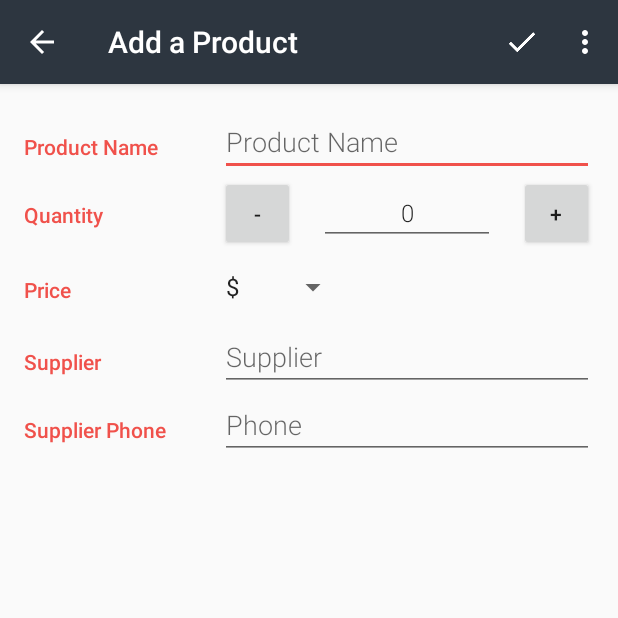
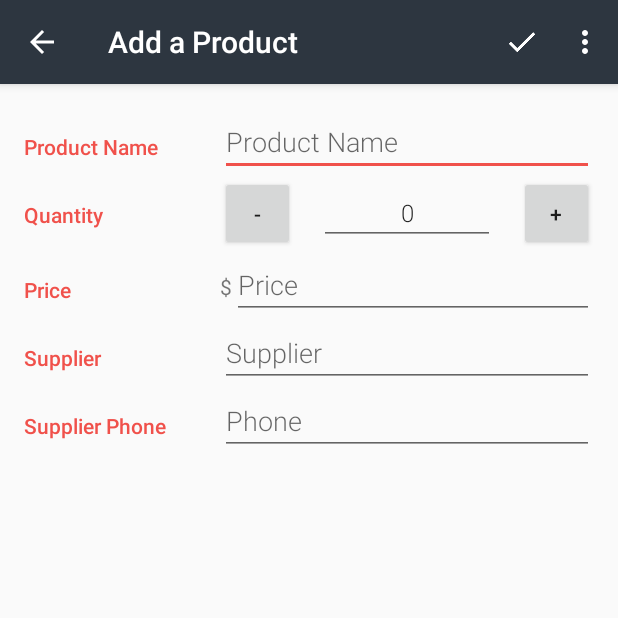
Before and after one commit to hjtse/Android-2.8InventoryApp, an Android app: the EditorActivity screen opened directly, with no data from a screen before it, on a phone screen of 412 x 824 dp, the top half of it. Run offline under Robolectric (Android 15) with nearby library versions, the phone set to English and light mode, and no system bars.

Commit message:
fixed validation crashes, changed price to numberic from spinner

```diff
--- a/app/src/main/java/com/example/android/inventory/CatalogActivity.java
+++ b/app/src/main/java/com/example/android/inventory/CatalogActivity.java
@@ -88,7 +88,7 @@ public class CatalogActivity extends AppCompatActivity implements LoaderManager.
         ContentValues values = new ContentValues();
         values.put(InventoryContract.InventoryEntry.COLUMN_PRODUCT_NAME, "PRODUCT");
         values.put(InventoryContract.InventoryEntry.COLUMN_QUANTITY, "123");
-        values.put(InventoryContract.InventoryEntry.COLUMN_PRICE, InventoryContract.InventoryEntry.PRICE_CHEAP);
+        values.put(InventoryContract.InventoryEntry.COLUMN_PRICE, "99");
         values.put(InventoryContract.InventoryEntry.COLUMN_SUPPLIER_NAME, "SUPPLIER");
         values.put(InventoryContract.InventoryEntry.COLUMN_SUPPLIER_PHONE, 1234567890);
 
--- a/app/src/main/java/com/example/android/inventory/EditorActivity.java
+++ b/app/src/main/java/com/example/android/inventory/EditorActivity.java
@@ -50,18 +50,10 @@ public class EditorActivity extends AppCompatActivity implements LoaderManager.L
     private EditText mQuantityEditText;
     private EditText mSupplierEditText;
     private EditText mPhoneEditText;
-    private Spinner mPriceSpinner;
+    private EditText mPriceEditText;
     private Button mIncrementQtyBtn;
     private Button mDecrementQtyBtn;
     private int item_qty = 0;
-
-
-    /**
-     * Price of the product. The possible valid values are in the InventoryContract.java file:
-     * {@link InventoryEntry#PRICE_FREE}, {@link InventoryEntry#PRICE_CHEAP}, or
-     * {@link InventoryEntry#PRICE_EXPENSIVE}.
-     */
-    private int mPrice = InventoryEntry.PRICE_FREE;
 
     /**
      * Boolean flag that keeps track of whether the inventory has been edited (true) or not (false)
@@ -115,7 +107,7 @@ public class EditorActivity extends AppCompatActivity implements LoaderManager.L
         mQuantityEditText = (EditText) findViewById(R.id.edit_product_quantity);
         mSupplierEditText = (EditText) findViewById(R.id.edit_supplier_name);
         mPhoneEditText = (EditText) findViewById(R.id.edit_supplier_phone);
-        mPriceSpinner = (Spinner) findViewById(R.id.spinner_price);
+        mPriceEditText = (EditText) findViewById(R.id.edit_price);
         mIncrementQtyBtn = (Button) findViewById(R.id.increment_qty_btn_id);
         mDecrementQtyBtn = (Button) findViewById(R.id.decrement_qty_btn_id);
 
@@ -123,11 +115,9 @@ public class EditorActivity extends AppCompatActivity implements LoaderManager.L
         mQuantityEditText.setOnTouchListener(mTouchListener);
         mSupplierEditText.setOnTouchListener(mTouchListener);
         mPhoneEditText.setOnTouchListener(mTouchListener);
-        mPriceSpinner.setOnTouchListener(mTouchListener);
+        mPriceEditText.setOnTouchListener(mTouchListener);
         mIncrementQtyBtn.setOnTouchListener(mTouchListener);
         mDecrementQtyBtn.setOnTouchListener(mTouchListener);
-
-        setupSpinner();
 
         mIncrementQtyBtn.setOnClickListener(new View.OnClickListener() {
             @Override
@@ -143,46 +133,6 @@ public class EditorActivity extends AppCompatActivity implements LoaderManager.L
             }
         });
     }
-
-    /**
-     * Setup the dropdown spinner that allows the user to select the price of the product.
-     */
-    private void setupSpinner() {
-        // Create adapter for spinner. The list options are from the String array it will use
-        // the spinner will use the default layout
-        ArrayAdapter priceSpinnerAdapter = ArrayAdapter.createFromResource(this,
-                R.array.array_price_options, android.R.layout.simple_spinner_item);
-
-        // Specify dropdown layout style - simple list view with 1 item per line
-        priceSpinnerAdapter.setDropDownViewResource(android.R.layout.simple_dropdown_item_1line);
-
-        // Apply the adapter to the spinner
-        mPriceSpinner.setAdapter(priceSpinnerAdapter);
-
-        // Set the integer mSelected to the constant values
-        mPriceSpinner.setOnItemSelectedListener(new AdapterView.OnItemSelectedListener() {
-            @Override
-            public void onItemSelected(AdapterView<?> parent, View view, int position, long id) {
-                String selection = (String) parent.getItemAtPosition(position);
-                if (!TextUtils.isEmpty(selection)) {
-                    if (selection.equals(getString(R.string.price_cheap))) {
-                        mPrice = InventoryEntry.PRICE_CHEAP; // Male
-                    } else if (selection.equals(getString(R.string.price_expensive))) {
-                        mPrice = InventoryContract.InventoryEntry.PRICE_EXPENSIVE; // Female
-                    } else {
-                        mPrice = InventoryEntry.PRICE_FREE; // Unknown
-                    }
-                }
-            }
-
-            // Because AdapterView is an abstract class, onNothingSelected must be defined
-            @Override
-            public void onNothingSelected(AdapterView<?> parent) {
-                mPrice = InventoryEntry.PRICE_FREE;
-            }
-        });
-    }
-
 
     private void mIncrementQty() {
 
@@ -213,6 +163,7 @@ public class EditorActivity extends AppCompatActivity implements LoaderManager.L
         String quantityString = mQuantityEditText.getText().toString().trim();
         String supplierString = mSupplierEditText.getText().toString().trim();
         String phoneString = mPhoneEditText.getText().toString().trim();
+        String priceString = mPriceEditText.getText().toString().trim();
 
         // Check if this is supposed to be a new inventory and check if all the fields in the editor are blank
         if (mCurrentInventoryUri == null &&
@@ -220,7 +171,7 @@ public class EditorActivity extends AppCompatActivity implements LoaderManager.L
                 TextUtils.isEmpty(quantityString) &&
                 TextUtils.isEmpty(supplierString) &&
                 TextUtils.isEmpty(phoneString) &&
-                mPrice == InventoryEntry.PRICE_FREE) {
+                TextUtils.isEmpty(priceString)) {
             // Since no fields were modified, we can return early without creating a new inventory.
             // No need to create ContentValues and no need to do any ContentProvider operations.
             return;
@@ -233,7 +184,7 @@ public class EditorActivity extends AppCompatActivity implements LoaderManager.L
         values.put(InventoryEntry.COLUMN_QUANTITY, quantityString);
         values.put(InventoryEntry.COLUMN_SUPPLIER_NAME, supplierString);
         values.put(InventoryEntry.COLUMN_SUPPLIER_PHONE, phoneString);
-        values.put(InventoryEntry.COLUMN_PRICE, mPrice);
+        values.put(InventoryEntry.COLUMN_PRICE, priceString);
 
         // Determine if this is a new or existing inventory by checking if mCurrentInventoryUri is null or not
         if (mCurrentInventoryUri == null) {
@@ -288,22 +239,16 @@ public class EditorActivity extends AppCompatActivity implements LoaderManager.L
             // Respond to a click on the "Save" menu option
             case R.id.action_save:
 
-
-                // Save product to database
-                saveProduct();
-                //exit activity
+                if (validateUserInputs()) {
+                    saveProduct();
+                    finish();
+                } else {
+                    validateUserInputs();
+                }
+                return true;
 
 
-                if (validateUserInputs()) {
-
-                    finish();
-                    return true;
-                } else {
-                    return false;
-                }
-
-
-                // Respond to a click on the "Delete" menu option
+            // Respond to a click on the "Delete" menu option
             case R.id.action_delete:
                 // Pop up confirmation dialog for deletion
                 showDeleteConfirmationDialog();
@@ -415,21 +360,8 @@ public class EditorActivity extends AppCompatActivity implements LoaderManager.L
             mQuantityEditText.setText(quantity);
             mSupplierEditText.setText(supplierName);
             mPhoneEditText.setText(Integer.toString(supplierNumber));
+            mPriceEditText.setText(Integer.toString(price));
 
-            // Gender is a dropdown spinner, so map the constant value from the database
-            // into one of the dropdown options (0 is Unknown, 1 is Male, 2 is Female).
-            // Then call setSelection() so that option is displayed on screen as the current selection.
-            switch (price) {
-                case InventoryEntry.PRICE_CHEAP:
-                    mPriceSpinner.setSelection(1);
-                    break;
-                case InventoryEntry.PRICE_EXPENSIVE:
-                    mPriceSpinner.setSelection(2);
-                    break;
-                default:
-                    mPriceSpinner.setSelection(0);
-                    break;
-            }
         }
     }
 
@@ -439,7 +371,7 @@ public class EditorActivity extends AppCompatActivity implements LoaderManager.L
         mProductEditText.setText("");
         mQuantityEditText.setText("");
         mSupplierEditText.setText("");
-        mPriceSpinner.setSelection(0); // Select "Unknown" gender
+        mPriceEditText.setText("");
         mPhoneEditText.setText("");
     }
 
@@ -575,6 +507,9 @@ public class EditorActivity extends AppCompatActivity implements LoaderManager.L
         } else if (mQuantityEditText.getText().toString().length() == 0) {
             Toast.makeText(this, getString(R.string.validation_error_quantity), Toast.LENGTH_SHORT).show();
             return false;
+        } else if (mPriceEditText.getText().toString().length() == 0) {
+            Toast.makeText(this, getString(R.string.validation_error_price), Toast.LENGTH_SHORT).show();
+            return false;
         } else if (mSupplierEditText.getText().toString().trim().length() == 0) {
             Toast.makeText(this, getString(R.string.validation_error_supplier), Toast.LENGTH_SHORT).show();
             return false;
--- a/app/src/main/java/com/example/android/inventory/InventoryCursorAdapter.java
+++ b/app/src/main/java/com/example/android/inventory/InventoryCursorAdapter.java
@@ -71,11 +71,6 @@ public class InventoryCursorAdapter extends CursorAdapter {
         int quantityColumnIndex = cursor.getInt(cursor.getColumnIndexOrThrow(InventoryContract.InventoryEntry.COLUMN_QUANTITY));
         int priceColumnIndex = cursor.getInt(cursor.getColumnIndexOrThrow(InventoryContract.InventoryEntry.COLUMN_PRICE));
 
-        // Read the inventory attributes from the Cursor for the current inventory
-//        String productName = cursor.getString(nameColumnIndex);
-//        String productQuantity = cursor.getString(quantityColumnIndex);
-//        String productPrice = cursor.getString(priceColumnIndex);
-
         // Update the TextViews with the attributes for the current inventory
         nameTextView.setText(nameColumnIndex);
         quantityTextView.setText(Integer.toString(quantityColumnIndex));
--- a/app/src/main/res/layout/activity_editor.xml
+++ b/app/src/main/res/layout/activity_editor.xml
@@ -93,10 +93,10 @@
                 android:layout_marginRight="16dp"
                 android:layout_weight="1"
                 android:hint="@string/hint_product_quantity"
+                android:inputType="number"
+                android:maxLength="4"
                 android:text="0"
-                android:inputType="number"
                 android:textAlignment="center"
-                android:maxLength="4"
                 android:textSize="16sp" />
 
 
@@ -128,16 +128,24 @@
             android:layout_width="0dp"
             android:layout_height="wrap_content"
             android:layout_weight="2"
-            android:orientation="vertical">
+            android:orientation="horizontal"
+            android:paddingLeft="4dp">
 
 
-            <!-- Price drop-down spinner -->
-            <Spinner
-                android:id="@+id/spinner_price"
+            <!-- Price -->
+            <TextView
                 android:layout_width="wrap_content"
-                android:layout_height="48dp"
-                android:paddingRight="16dp"
-                android:spinnerMode="dropdown" />
+                android:layout_height="wrap_content"
+                android:text="$" />
+
+            <!-- Price -->
+            <EditText
+                android:id="@+id/edit_price"
+                style="@style/EditorFieldStyle"
+                android:hint="@string/hint_product_price"
+                android:inputType="number" />
+
+
         </LinearLayout>
     </LinearLayout>
 
--- a/app/src/main/res/values/strings.xml
+++ b/app/src/main/res/values/strings.xml
@@ -22,6 +22,7 @@
     <string name="hint_product_quantity">Quantity</string>
     <string name="hint_supplier_name">Supplier</string>
     <string name="hint_supplier_phone">Phone</string>
+    <string name="hint_product_price">Price</string>
     <string name="unknown_quantity">Unknown quantity</string>
 
     <string name="price_free">$</string>
@@ -37,6 +38,7 @@
     <string name="validation_error_product">Enter Valid Product Name</string>
     <string name="validation_error_quantity">Enter Valid Quantity</string>
     <string name="validation_error_supplier">Enter Valid Supplier Name</string>
+    <string name="validation_error_price">Enter Valid Price</string>
     <string name="validation_error_phone">Enter Valid Phone Number</string>
 
 
```
Also changed, not shown: app/src/main/java/com/example/android/inventory/data/InventoryContract.java (+0 -12 lines), app/src/main/java/com/example/android/inventory/data/InventoryDbHelper.java (+2 -8 lines), app/src/main/java/com/example/android/inventory/data/InventoryProvider.java (+2 -19 lines), app/src/main/res/layout/list_item.xml (+28 -0 lines).
